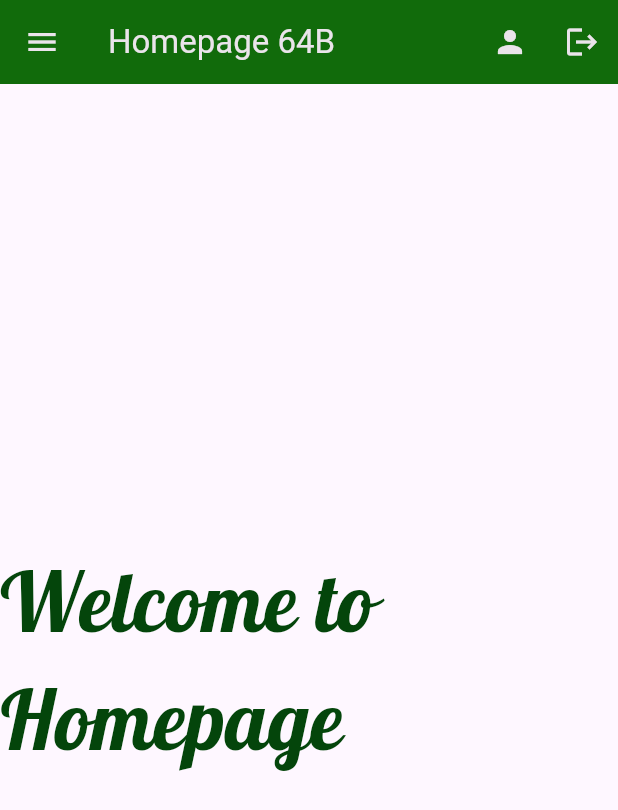
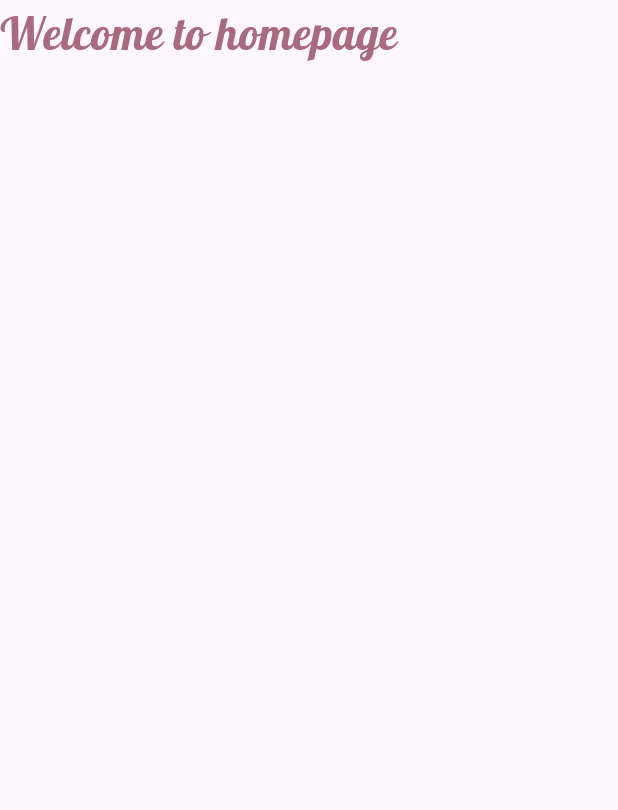
Before and after one commit to parvinsultanababy83/flutter_assignment, a Flutter app: the screen it shows after launch, on a phone screen of 412 x 824 dp. Shown: the top 810 px of the screen. Run offline on Flutter 3.47's test engine with Material 3 defaults, Android fonts, the phone set to English and light mode, and no system bars; our stand-ins replace google_fonts.

Commit message:
first commit

```diff
--- a/parvin_83/lib/homepage.dart
+++ b/parvin_83/lib/homepage.dart
@@ -1,72 +1,21 @@
 import 'package:flutter/material.dart';
 import 'package:google_fonts/google_fonts.dart';
 
-class homepage extends StatelessWidget {
+class homepage extends StatelessWidget{
   const homepage({super.key});
-
-  @override
+@override
   Widget build(BuildContext context) {
     return Scaffold(
-      appBar: AppBar(
-        title: Text("Homepage 64B"),
-        backgroundColor: const Color.fromARGB(255, 17, 107, 11),
-        foregroundColor: const Color.fromARGB(255, 234, 228, 235),
-        // leading: Icon(Icons.home),
-        actions: [
-        IconButton(onPressed: () {}, icon: Icon(Icons.person)),
-        IconButton(onPressed: () {}, icon: Icon(Icons.logout)),
-        ],
-      ), // AppBar
-      drawer: Drawer(
-        child: Column(
-          children: [
-            UserAccountsDrawerHeader(
-              accountName: Text("Baby_Mahmud"),
-              accountEmail: Text("babymahmud326@gmail.com"),
-            ), // UserAccountsDrawerHeader
-            ListTile(
-              leading: Icon(Icons.home),
-              hoverColor: Color.fromARGB(244, 86, 186, 111),
-              title: Text("homepage"),
-              onTap: () {},
-            ), // ListTile
+      body: Text(
+        "Welcome to homepage",
+        style: GoogleFonts.lobster(
+          textStyle:TextStyle(
+            fontSize: 30,
+            color: const Color.fromARGB(255, 169, 106, 127),
+          ),
+        ),
+      ),
+    );
 
-            Divider(),
-
-            ListTile(
-              leading: Icon(Icons.home),
-              hoverColor: Color.fromARGB(244, 182, 74, 203),
-
-              title: Text("Setting"),
-              onTap: () {},
-            ), // ListTile
-
-            Divider(),
-            Spacer(),
-
-            ListTile(
-              leading: Icon(Icons.home),
-              trailing: IconButton(onPressed: () {}, icon: Icon(Icons.logout)),
-              hoverColor: Color.fromARGB(244, 34, 158, 137),
-              //title: Text("homepage"), onTap: () {}),
-              title: InkWell(child: Text("Profile"), onTap: () {}),
-              onTap: () {},
-            ), // ListTile
-          ],
-        ),
-      ), // Drawer
-      //endDrawer: Drawer(),
-      body: Center(
-        child: Text(
-          "Welcome to Homepage",
-          style: GoogleFonts.lobster(
-            textStyle: TextStyle(
-              fontSize: 55,
-              color: const Color.fromARGB(255, 4, 69, 11),
-            ), // TextStyle
-          ),
-        ), // Text
-      ), // Center
-    ); // Scaffold
   }
 }
```
